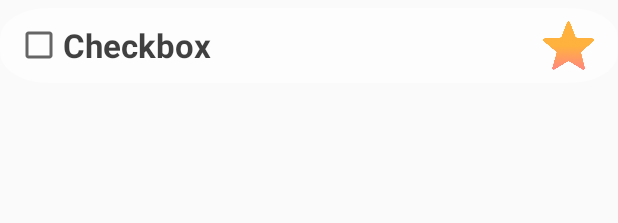
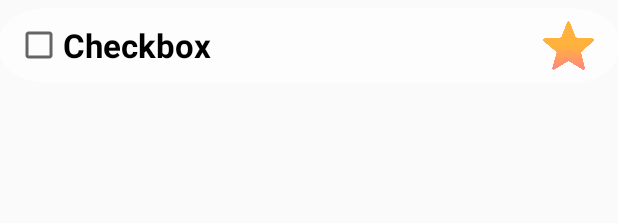
Before and after one commit to HZie/Appsolute-Time-with-Fox, an Android app: the layout item_todo_recycler.xml on its own in the app's theme, with its tools: preview values and no code run, on a phone screen of 412 x 824 dp. Shown: the top 223 px of the screen. Run offline under Robolectric (Android 15) with nearby library versions, the phone set to English and light mode, and no system bars.

```diff
--- a/app/src/main/res/layout/item_todo_recycler.xml
+++ b/app/src/main/res/layout/item_todo_recycler.xml
@@ -23,9 +23,9 @@
             android:ems="22"
             android:maxLines="1"
             android:text="Checkbox"
-            android:textStyle="bold"
-            android:textColor="#BF000000"
-            android:textSize="22sp" />
+            android:textColor="@color/blackText"
+            android:textSize="22sp"
+            android:textStyle="bold" />
 
         <ImageView
             android:id="@+id/importantBtn"
--- a/app/src/main/res/values/colors.xml
+++ b/app/src/main/res/values/colors.xml
@@ -7,5 +7,5 @@
     <color name="weekBtnUnchecked">#FAFAD2</color>
     <color name="whiteText">#FFFFFF</color>
     <color name="blackText">#000000</color>
-    <color name="checkedColor">#D3D3D3</color>
+    <color name="checkedText">#D3D3D3</color>
 </resources>
```
Also changed, not shown: app/src/main/java/com/example/todolist/ToDoFragment.java (+13 -2 lines), app/src/main/java/com/example/todolist/ToDoRecyclerAdapter.java (+15 -8 lines).
